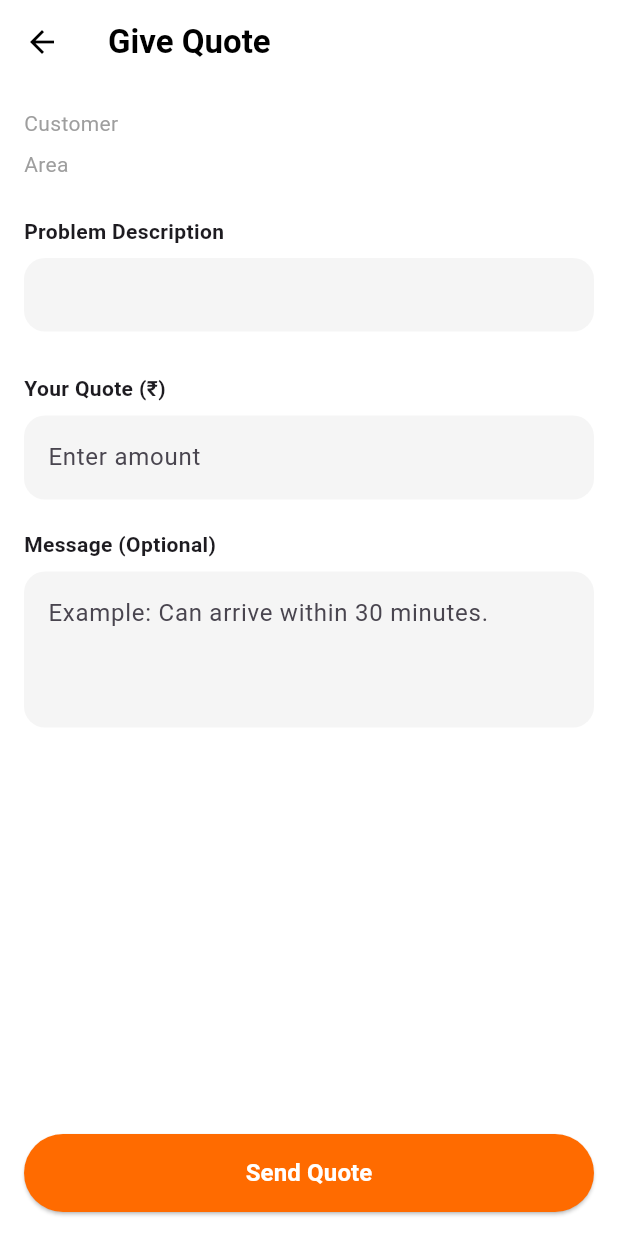
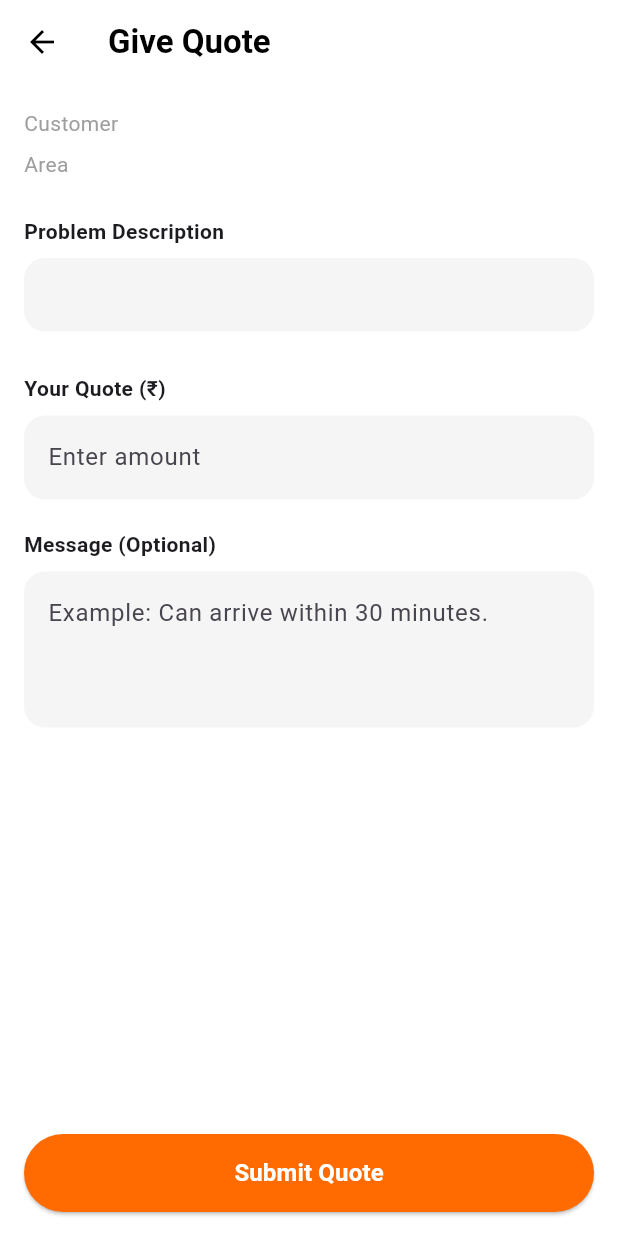
Before and after one commit to basatro/uzhai-mvp, a Flutter app: the TechQuoteScreen screen opened directly with empty values, on a phone screen of 412 x 824 dp. Run offline on Flutter 3.47's test engine with Material 3 defaults, Android fonts, the phone set to English and light mode, and no system bars; our stand-ins replace cloud_firestore, firebase_auth, firebase_core; accounts and stored records are empty.

Commit message:
Implemented technician quote submission workflow

```diff
--- a/lib/screens2/tech_quote_screen.dart
+++ b/lib/screens2/tech_quote_screen.dart
@@ -1,8 +1,13 @@
+// ✅ STEP 5 — Firebase imports added
 import 'package:flutter/material.dart';
+import 'package:cloud_firestore/cloud_firestore.dart';
+import 'package:firebase_auth/firebase_auth.dart';
 
-class TechQuoteScreen extends StatelessWidget {
+class TechQuoteScreen extends StatefulWidget {
   const TechQuoteScreen({
     super.key,
+    required this.jobId,
+    required this.customerId,
     required this.customerName,
     required this.area,
     required this.distance,
@@ -11,6 +16,8 @@ class TechQuoteScreen extends StatelessWidget {
     required this.images,
   });
 
+  final String jobId;
+  final String customerId;
   final String customerName;
   final String area;
   final String distance;
@@ -21,7 +28,86 @@ class TechQuoteScreen extends StatelessWidget {
   static const Color neonOrange = Color(0xFFFF6B00);
 
   @override
+  State<TechQuoteScreen> createState() => _TechQuoteScreenState();
+}
+
+class _TechQuoteScreenState extends State<TechQuoteScreen> {
+
+  final TextEditingController quoteController = TextEditingController();
+  final TextEditingController messageController = TextEditingController();
+  bool isLoading = false;
+
+  @override
+  void dispose() {
+    quoteController.dispose();
+    messageController.dispose();
+    super.dispose();
+  }
+
+  // ✅ STEP 6 — submitQuote() function
+  Future<void> submitQuote() async {
+    if (quoteController.text.trim().isEmpty) {
+      ScaffoldMessenger.of(context).showSnackBar(
+        const SnackBar(
+          content: Text("Please enter your quote"),
+        ),
+      );
+      return;
+    }
+
+    setState(() {
+      isLoading = true;
+    });
+
+    try {
+      final technician = FirebaseAuth.instance.currentUser!;
+      final technicianDoc = await FirebaseFirestore.instance
+          .collection('users')
+          .doc(technician.uid)
+          .get();
+
+      await FirebaseFirestore.instance
+          .collection('quotes')
+          .add({
+        'jobId': widget.jobId,
+        'customerId': widget.customerId,
+        'technicianId': technician.uid,
+        'technicianName': technicianDoc['username'],
+        'amount': double.parse(quoteController.text),
+        'message': messageController.text.trim(),
+        'status': 'pending',
+        'createdAt': Timestamp.now(),
+      });
+
+      if (!mounted) return;
+      ScaffoldMessenger.of(context).showSnackBar(
+        const SnackBar(
+          content: Text("Quote Submitted Successfully"),
+        ),
+      );
+      Navigator.pop(context);
+    } catch (e) {
+      ScaffoldMessenger.of(context).showSnackBar(
+        SnackBar(
+          content: Text(e.toString()),
+        ),
+      );
+    }
+
+    if (mounted) {
+      setState(() {
+        isLoading = false;
+      });
+    }
+  }
+
+  @override
   Widget build(BuildContext context) {
+
+    // Debug prints (temporary)
+    print("Job ID: ${widget.jobId}");
+    print("Customer ID: ${widget.customerId}");
+
     return Scaffold(
       backgroundColor: Colors.white,
 
@@ -42,7 +128,6 @@ class TechQuoteScreen extends StatelessWidget {
         ),
       ),
 
-      // ✅ CHANGE 5: Fixed bottom button — body is now Column with Expanded scroll + pinned button
       body: Column(
         children: [
           Expanded(
@@ -52,13 +137,12 @@ class TechQuoteScreen extends StatelessWidget {
                 crossAxisAlignment: CrossAxisAlignment.start,
                 children: [
 
-                  // ✅ CHANGE 4: Only show image row if images list is non-empty
-                  if (images.isNotEmpty)
+                  if (widget.images.isNotEmpty)
                     SizedBox(
                       height: 240,
                       child: ListView.separated(
                         scrollDirection: Axis.horizontal,
-                        itemCount: images.length,
+                        itemCount: widget.images.length,
                         separatorBuilder: (_, __) => const SizedBox(width: 12),
                         itemBuilder: (context, index) {
                           return AspectRatio(
@@ -66,7 +150,7 @@ class TechQuoteScreen extends StatelessWidget {
                             child: ClipRRect(
                               borderRadius: BorderRadius.circular(16),
                               child: Image.network(
-                                images[index],
+                                widget.images[index],
                                 fit: BoxFit.cover,
                                 errorBuilder: (_, __, ___) => Container(
                                   color: Colors.grey.shade200,
@@ -83,19 +167,18 @@ class TechQuoteScreen extends StatelessWidget {
                       ),
                     ),
 
-                  if (images.isNotEmpty) const SizedBox(height: 24),
+                  if (widget.images.isNotEmpty) const SizedBox(height: 24),
 
                   // 👤 CUSTOMER INFO
-                  _infoRow("Customer", customerName),
-                  _infoRow("Area", area),
+                  _infoRow("Customer", widget.customerName),
+                  _infoRow("Area", widget.area),
 
-                  // ✅ CHANGE 6: Only show distance/time if non-empty
-                  if (distance.isNotEmpty) _infoRow("Distance", distance),
-                  if (time.isNotEmpty) _infoRow("Customer Time", time),
+                  if (widget.distance.isNotEmpty) _infoRow("Distance", widget.distance),
+                  if (widget.time.isNotEmpty) _infoRow("Customer Time", widget.time),
 
                   const SizedBox(height: 18),
 
-                  // ✅ CHANGE 3: Problem description inside a styled card container
+                  // 📝 PROBLEM DESCRIPTION
                   const Text(
                     "Problem Description",
                     style: TextStyle(fontWeight: FontWeight.bold),
@@ -109,7 +192,7 @@ class TechQuoteScreen extends StatelessWidget {
                       borderRadius: BorderRadius.circular(14),
                     ),
                     child: Text(
-                      problem,
+                      widget.problem,
                       style: const TextStyle(color: Colors.black87),
                     ),
                   ),
@@ -123,6 +206,7 @@ class TechQuoteScreen extends StatelessWidget {
                   ),
                   const SizedBox(height: 8),
                   TextField(
+                    controller: quoteController,
                     keyboardType: TextInputType.number,
                     decoration: InputDecoration(
                       hintText: "Enter amount",
@@ -135,7 +219,7 @@ class TechQuoteScreen extends StatelessWidget {
                     ),
                   ),
 
-                  // ✅ CHANGE 2: Message field replaces alternate date/time
+                  // 💬 MESSAGE (OPTIONAL)
                   const SizedBox(height: 20),
                   const Text(
                     "Message (Optional)",
@@ -143,6 +227,7 @@ class TechQuoteScreen extends StatelessWidget {
                   ),
                   const SizedBox(height: 8),
                   TextField(
+                    controller: messageController,
                     maxLines: 3,
                     decoration: InputDecoration(
                       hintText: "Example: Can arrive within 30 minutes.",
@@ -156,14 +241,12 @@ class TechQuoteScreen extends StatelessWidget {
                   ),
 
                   const SizedBox(height: 16),
-
-                  // ✅ CHANGE 1: Alternate date/time section removed entirely
                 ],
               ),
             ),
           ),
 
-          // ✅ CHANGE 5: Pinned bottom button (Swiggy/Zomato/Uber style)
+          // ✅ PINNED BOTTOM BUTTON
           SafeArea(
             child: Container(
               padding: const EdgeInsets.all(16),
@@ -171,17 +254,26 @@ class TechQuoteScreen extends StatelessWidget {
                 width: double.infinity,
                 height: 52,
                 child: ElevatedButton(
-                  onPressed: () {
-                    Navigator.pop(context); // UI only — wire up Firestore later
-                  },
+                  // ✅ STEP 7 — Connected to submitQuote, disabled while loading
+                  onPressed: isLoading ? null : submitQuote,
                   style: ElevatedButton.styleFrom(
-                    backgroundColor: neonOrange,
+                    backgroundColor: TechQuoteScreen.neonOrange,
                     shape: RoundedRectangleBorder(
                       borderRadius: BorderRadius.circular(26),
                     ),
                   ),
-                  child: const Text(
-                    "Send Quote",
+                  // ✅ STEP 8 — Shows spinner while loading
+                  child: isLoading
+                      ? const SizedBox(
+                          height: 22,
+                          width: 22,
+                          child: CircularProgressIndicator(
+                            color: Colors.white,
+                            strokeWidth: 2,
+                          ),
+                        )
+                      : const Text(
+                          "Submit Quote",
                           style: TextStyle(
                             fontSize: 16,
                             fontWeight: FontWeight.bold,
@@ -220,5 +312,3 @@ class TechQuoteScreen extends StatelessWidget {
     );
   }
 }
-
-// ✅ CHANGE 1: _DatePickerField and _TimePickerField classes removed entirely
```
Also changed, not shown: lib/screens2/tech_home_screen.dart (+12 -3 lines). Lines whose indentation alone changed are shown as unchanged.
